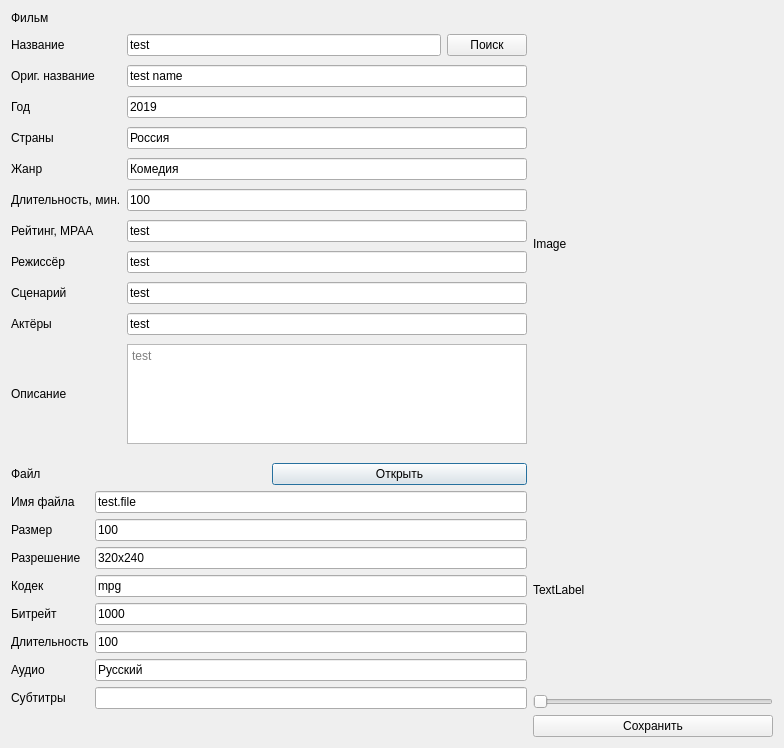
This is data/dialog_edit.ui in antonkoatl/MvCatalog as Qt 5 draws it before an edit. The edited form follows.
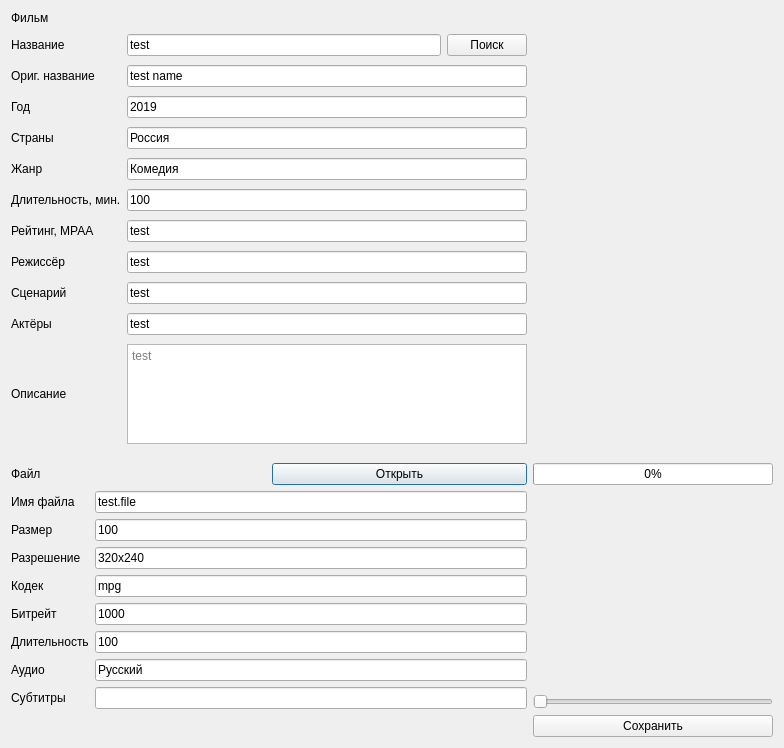
This is the edited form. Icons and pictures are not drawn.

Diff of the .ui file:
```diff
--- a/data/dialog_edit.ui
+++ b/data/dialog_edit.ui
@@ -388,7 +388,10 @@
       </size>
      </property>
      <property name="text">
-      <string>Image</string>
+      <string/>
+     </property>
+     <property name="pixmap">
+      <pixmap resource="resource.qrc">:/newPrefix/placeholder.png</pixmap>
      </property>
     </widget>
    </item>
@@ -397,7 +400,10 @@
      <item>
       <widget class="QLabel" name="label_23">
        <property name="text">
-        <string>TextLabel</string>
+        <string/>
+       </property>
+       <property name="pixmap">
+        <pixmap resource="resource.qrc">:/newPrefix/placeholder.png</pixmap>
        </property>
       </widget>
      </item>
@@ -428,6 +434,19 @@
      </item>
     </layout>
    </item>
+   <item row="2" column="1">
+    <widget class="QProgressBar" name="progressBar">
+     <property name="sizePolicy">
+      <sizepolicy hsizetype="Preferred" vsizetype="Fixed">
+       <horstretch>0</horstretch>
+       <verstretch>0</verstretch>
+      </sizepolicy>
+     </property>
+     <property name="value">
+      <number>0</number>
+     </property>
+    </widget>
+   </item>
   </layout>
  </widget>
  <resources/>
```
Left out of the diff: 49 changed lines with no effect on the pictures.
